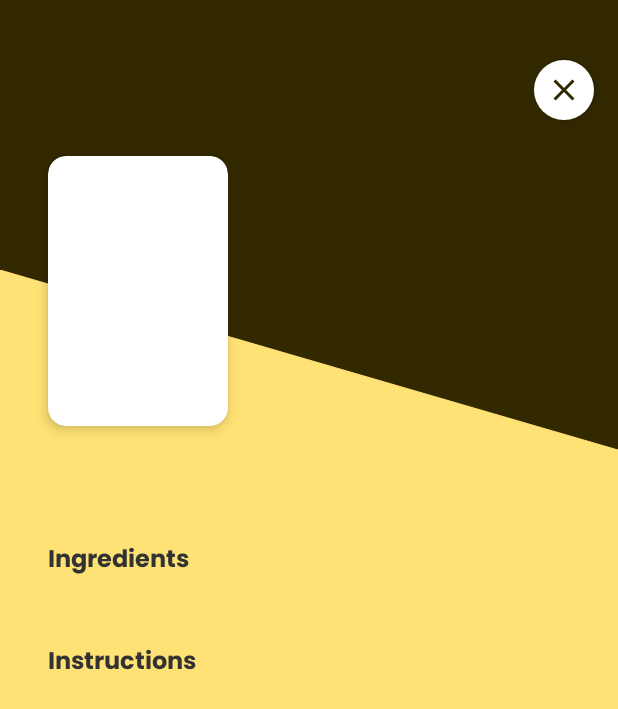
After one commit to Jackle-Song/RecipeApp, an Android app: the RecipeDetailsActivity screen opened directly, with no data from a screen before it, on a phone screen of 412 x 824 dp. The commit adds this screen. Shown: the top 709 px of the screen. Run offline under Robolectric (Android 15) with nearby library versions, the phone set to English and light mode, and no system bars; libraries missing offline, so code that uses them is left out: jp.wasabeef.glide; network calls fail; pictures from the network do not load; 6 statements that could not run were skipped.

Commit message:
Add recipe details page

```diff
--- a/app/src/main/AndroidManifest.xml
+++ b/app/src/main/AndroidManifest.xml
@@ -12,6 +12,9 @@
         android:supportsRtl="true"
         android:theme="@style/Theme.RecipeApp"
         tools:targetApi="31">
+        <activity android:name=".activity.RecipeDetailsActivity"
+            android:exported="true"
+            android:screenOrientation="portrait"/>
         <activity android:name=".activity.RecipeListActivity"
             android:exported="true"
             android:screenOrientation="portrait"/>
--- a/app/src/main/java/com/mrsworkshop/recipeapp/activity/BaseActivity.kt
+++ b/app/src/main/java/com/mrsworkshop/recipeapp/activity/BaseActivity.kt
@@ -3,11 +3,19 @@ package com.mrsworkshop.recipeapp.activity
 import android.view.WindowManager
 import androidx.appcompat.app.AppCompatActivity
 import androidx.core.content.ContextCompat
+import androidx.core.view.WindowCompat
 import com.mrsworkshop.recipeapp.component.LoadingDialog
 
 open class BaseActivity : AppCompatActivity() {
 
     private lateinit var loadingViewDialog: LoadingDialog
+
+    fun setStatusBarLightTheme(option : Boolean) {
+        val windowInsetsController = WindowCompat.getInsetsController(
+            window, window.decorView
+        )
+        windowInsetsController.isAppearanceLightStatusBars = option
+    }
 
     fun setStatusBarColor(color : Int) {
         val window = this.window
--- /dev/null
+++ b/app/src/main/java/com/mrsworkshop/recipeapp/activity/RecipeDetailsActivity.kt
@@ -0,0 +1,82 @@
+package com.mrsworkshop.recipeapp.activity
+
+import android.graphics.Color
+import android.os.Bundle
+import android.text.Html
+import android.view.WindowManager
+import com.bumptech.glide.Glide
+import com.bumptech.glide.request.RequestOptions
+import com.google.gson.Gson
+import com.google.gson.JsonObject
+import com.mrsworkshop.recipeapp.apiData.response.RecipeListData
+import com.mrsworkshop.recipeapp.databinding.ActivityRecipeDetailsBinding
+import jp.wasabeef.glide.transformations.BlurTransformation
+
+class RecipeDetailsActivity : BaseActivity() {
+    private lateinit var binding: ActivityRecipeDetailsBinding
+
+    private var recipeListData : RecipeListData = RecipeListData()
+
+    override fun onCreate(savedInstanceState: Bundle?) {
+        super.onCreate(savedInstanceState)
+        binding = ActivityRecipeDetailsBinding.inflate(layoutInflater)
+        setContentView(binding.root)
+
+        val window = window
+        window.setFlags(
+            WindowManager.LayoutParams.FLAG_LAYOUT_NO_LIMITS,
+            WindowManager.LayoutParams.FLAG_LAYOUT_NO_LIMITS
+        )
+        window?.statusBarColor = Color.TRANSPARENT
+        setStatusBarLightTheme(false)
+
+        val recipeDetails = intent.getStringExtra(RecipeListActivity.INTENT_RECIPE_DETAILS)
+        recipeListData = Gson().fromJson(recipeDetails, RecipeListData::class.java)
+
+        initUI()
+        setupComponentListener()
+    }
+
+    /**
+     * private function
+     */
+
+    private fun initUI() {
+        Glide.with(this@RecipeDetailsActivity)
+            .load("https:${recipeListData.Image}")
+            .apply(RequestOptions.bitmapTransform(BlurTransformation(25, 3)))
+            .into(binding.imgBlurRecipeImage)
+        Glide.with(this@RecipeDetailsActivity)
+            .load("https:${recipeListData.Image}")
+            .into(binding.imgCardRecipeImage)
+
+        binding.txtRecipeTitle.text = recipeListData.Title
+        binding.txtInstructionsDetails.text = recipeListData.Instructions
+
+        if (recipeListData.Ingredients?.isJsonArray == true) {
+            val ingredientList : MutableList<String> = Gson().fromJson(recipeListData.Ingredients, MutableList::class.java) as MutableList<String>
+            val ingredientsDetailList = StringBuilder()
+
+            ingredientList.forEach { item ->
+                ingredientsDetailList.append("$item\n")
+            }
+
+            binding.txtIngredientsDetails.text = ingredientsDetailList.toString()
+        }
+        else if (recipeListData.Ingredients?.isJsonObject == true) {
+            val ingredientObject: JsonObject = recipeListData.Ingredients?.asJsonObject ?: JsonObject()
+            val ingredientsDetailList = StringBuilder()
+            ingredientObject.entrySet().forEach { entry ->
+                ingredientsDetailList.append("${entry.value.asString}\n")
+            }
+
+            binding.txtIngredientsDetails.text = ingredientsDetailList.toString()
+        }
+    }
+
+    private fun setupComponentListener() {
+        binding.imgCloseBtn.setOnClickListener {
+            finish()
+        }
+    }
+}
--- a/app/src/main/java/com/mrsworkshop/recipeapp/activity/RecipeListActivity.kt
+++ b/app/src/main/java/com/mrsworkshop/recipeapp/activity/RecipeListActivity.kt
@@ -27,6 +27,11 @@ import kotlinx.coroutines.withContext
 
 
 class RecipeListActivity : BaseActivity(), RecipeListAdapter.RecipeListInterface {
+
+    companion object {
+        const val INTENT_RECIPE_DETAILS = "recipeDetails"
+    }
+
     private lateinit var binding: ActivityRecipeListBinding
     private lateinit var recipeListAdapter: RecipeListAdapter
     private lateinit var mAuth : FirebaseAuth
@@ -46,7 +51,9 @@ class RecipeListActivity : BaseActivity(), RecipeListAdapter.RecipeListInterface
     }
 
     override fun viewRecipeDetails(recipeListData: RecipeListData) {
-        // do nothing
+        val intent = Intent(this@RecipeListActivity, RecipeDetailsActivity::class.java)
+        intent.putExtra(INTENT_RECIPE_DETAILS, Gson().toJson(recipeListData))
+        startActivity(intent)
     }
 
     /**
--- /dev/null
+++ b/app/src/main/res/drawable/bg_white_round.xml
@@ -0,0 +1,4 @@
+<?xml version="1.0" encoding="utf-8"?>
+<shape xmlns:android="http://schemas.android.com/apk/res/android" android:shape="oval">
+    <solid android:color="@color/white"/>
+</shape>
--- /dev/null
+++ b/app/src/main/res/drawable/ic_close_btn.xml
@@ -0,0 +1,5 @@
+<vector android:height="24dp" android:tint="#000000"
+    android:viewportHeight="24" android:viewportWidth="24"
+    android:width="24dp" xmlns:android="http://schemas.android.com/apk/res/android">
+    <path android:fillColor="@android:color/white" android:pathData="M19,6.41L17.59,5 12,10.59 6.41,5 5,6.41 10.59,12 5,17.59 6.41,19 12,13.41 17.59,19 19,17.59 13.41,12z"/>
+</vector>
--- /dev/null
+++ b/app/src/main/res/drawable/shape_triangle_yellow.xml
@@ -0,0 +1,11 @@
+<?xml version="1.0" encoding="utf-8"?>
+<vector xmlns:android="http://schemas.android.com/apk/res/android"
+    android:width="24dp"
+    android:height="24dp"
+    android:viewportWidth="24.0"
+    android:viewportHeight="24.0">
+    <path
+        android:pathData="M0,0 L24,24 L0,24 z"
+        android:strokeColor="@color/light_yellow_ffe275"
+        android:fillColor="@color/light_yellow_ffe275"/>
+</vector>
--- /dev/null
+++ b/app/src/main/res/layout/activity_recipe_details.xml
@@ -0,0 +1,120 @@
+<?xml version="1.0" encoding="utf-8"?>
+<LinearLayout xmlns:android="http://schemas.android.com/apk/res/android"
+    xmlns:app="http://schemas.android.com/apk/res-auto"
+    android:orientation="vertical"
+    android:background="@color/light_yellow_ffe275"
+    android:fitsSystemWindows="true"
+    android:layout_width="match_parent"
+    android:layout_height="match_parent">
+
+    <RelativeLayout
+        android:layout_width="match_parent"
+        android:layout_height="300dp">
+
+        <ImageView
+            android:id="@+id/imgBlurRecipeImage"
+            android:scaleType="centerCrop"
+            android:background="@color/olive_332900"
+            android:layout_width="match_parent"
+            android:layout_height="match_parent"/>
+
+        <View
+            android:background="@drawable/shape_triangle_yellow"
+            android:layout_alignParentBottom="true"
+            android:layout_width="match_parent"
+            android:layout_height="120dp"/>
+
+        <ImageView
+            android:id="@+id/imgCloseBtn"
+            android:layout_width="wrap_content"
+            android:layout_height="wrap_content"
+            android:layout_alignParentEnd="true"
+            android:layout_marginTop="40dp"
+            android:layout_marginEnd="16dp"
+            android:background="@drawable/bg_white_round"
+            android:padding="8dp"
+            android:elevation="5dp"
+            android:src="@drawable/ic_close_btn"
+            app:tint="@color/olive_332900"
+            android:contentDescription="@null"/>
+
+        <com.google.android.material.card.MaterialCardView
+            app:strokeColor="@color/transparent"
+            app:cardElevation="5dp"
+            app:cardBackgroundColor="@color/white"
+            android:layout_marginStart="32dp"
+            android:layout_marginBottom="16dp"
+            android:layout_alignParentBottom="true"
+            android:layout_width="120dp"
+            android:layout_height="180dp">
+
+            <ImageView
+                android:id="@+id/imgCardRecipeImage"
+                android:scaleType="centerCrop"
+                android:layout_width="match_parent"
+                android:layout_height="match_parent"
+                android:contentDescription="@null"/>
+
+        </com.google.android.material.card.MaterialCardView>
+
+    </RelativeLayout>
+
+    <TextView
+        android:id="@+id/txtRecipeTitle"
+        android:textSize="16sp"
+        android:textColor="@color/olive_332900"
+        android:fontFamily="@font/poppins_bold"
+        android:layout_marginStart="32dp"
+        android:layout_width="wrap_content"
+        android:layout_height="wrap_content"/>
+
+    <androidx.core.widget.NestedScrollView
+        android:padding="32dp"
+        android:layout_marginBottom="16dp"
+        android:layout_width="match_parent"
+        android:layout_height="match_parent">
+
+        <LinearLayout
+            android:orientation="vertical"
+            android:layout_width="match_parent"
+            android:layout_height="wrap_content">
+
+            <TextView
+                android:text="@string/recipe_detail_activity_ingredient_title"
+                android:textSize="16sp"
+                android:textColor="@color/black_32"
+                android:fontFamily="@font/poppins_bold"
+                android:layout_width="wrap_content"
+                android:layout_height="wrap_content"/>
+
+            <TextView
+                android:id="@+id/txtIngredientsDetails"
+                android:textSize="14sp"
+                android:textColor="@color/green_5c4a00"
+                android:fontFamily="@font/poppins_regular"
+                android:layout_marginVertical="8dp"
+                android:layout_width="wrap_content"
+                android:layout_height="wrap_content"/>
+
+            <TextView
+                android:text="@string/recipe_detail_activity_instructions_title"
+                android:textSize="16sp"
+                android:textColor="@color/black_32"
+                android:fontFamily="@font/poppins_bold"
+                android:layout_width="wrap_content"
+                android:layout_height="wrap_content"/>
+
+            <TextView
+                android:id="@+id/txtInstructionsDetails"
+                android:textSize="14sp"
+                android:textColor="@color/green_5c4a00"
+                android:fontFamily="@font/poppins_regular"
+                android:layout_marginTop="8dp"
+                android:layout_width="wrap_content"
+                android:layout_height="wrap_content"/>
+
+        </LinearLayout>
+
+    </androidx.core.widget.NestedScrollView>
+
+</LinearLayout>
--- a/app/src/main/res/values/colors.xml
+++ b/app/src/main/res/values/colors.xml
@@ -9,4 +9,5 @@
     <color name="light_grey_a5">#A5A5A5</color>
 
     <color name="olive_332900">#332900</color>
+    <color name="green_5c4a00">#5C4A00</color>
 </resources>
--- a/app/src/main/res/values/strings.xml
+++ b/app/src/main/res/values/strings.xml
@@ -28,6 +28,10 @@
     <string name="recipe_list_activity_search_recipe_text">Search from list</string>
     <string name="recipe_list_activity_recipe_types_text">Recipe Types :</string>
 
+    <!--Recipe Details Activity-->
+    <string name="recipe_detail_activity_ingredient_title">Ingredients</string>
+    <string name="recipe_detail_activity_instructions_title">Instructions</string>
+
     <string-array name="spinnerRecipeTypeItems">
         <item>Breakfast</item>
         <item>Lunch</item>
```
